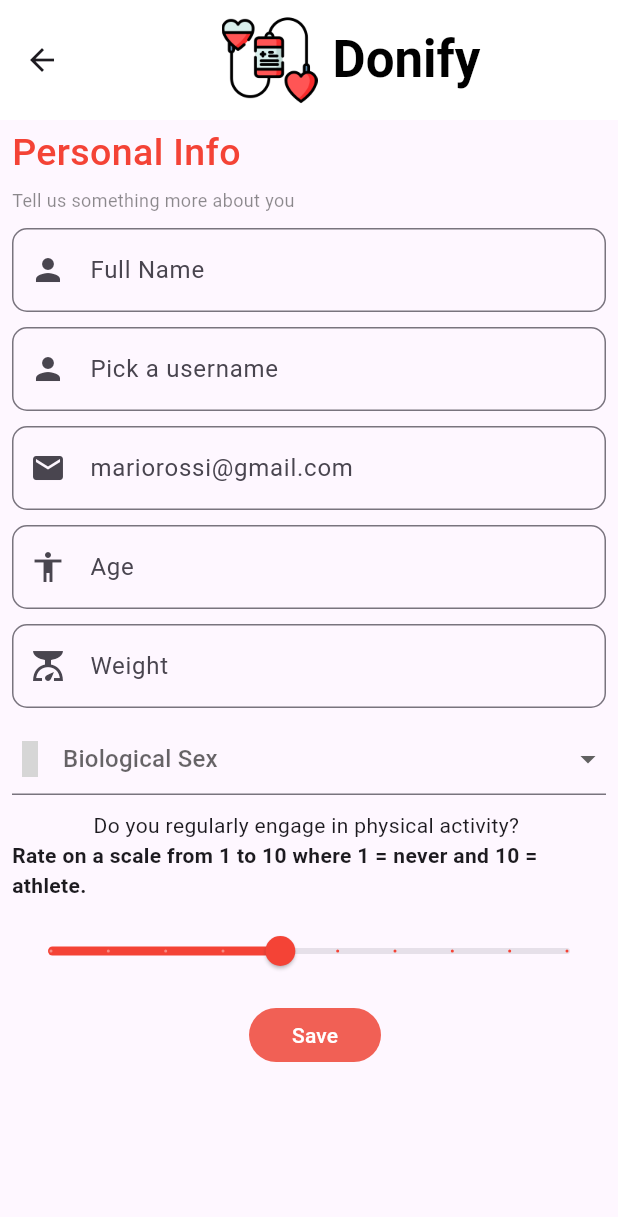
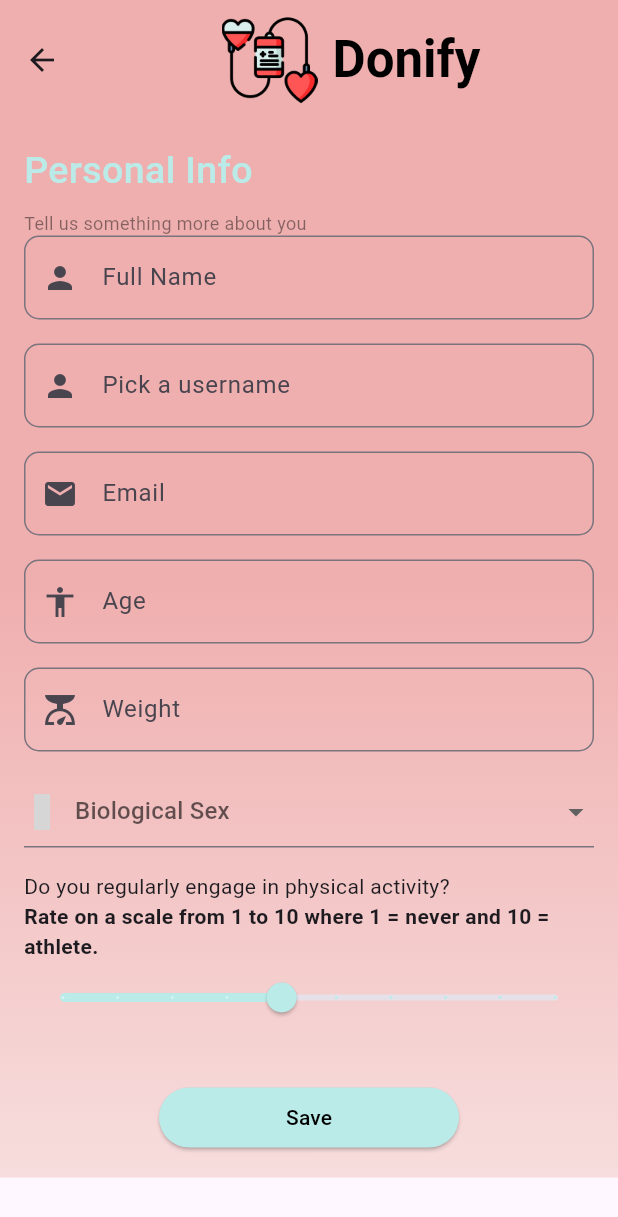
Before and after one commit to giadina10/project_app, a Flutter app: the PersonalInfoOnboarding screen opened by its route, on a phone screen of 412 x 824 dp. Shown: the top 1217 px of the screen. Run offline on Flutter 3.47's test engine with Material 3 defaults, Android fonts, the phone set to English and light mode, and no system bars; our stand-ins replace jwt_decoder, material_design_icons_flutter, shared_preferences, table_calendar; missing offline and left inert: graphic; accounts and stored records are empty; Roboto replaces fonts that are missing (CustomFont); project files that could hold a hidden picture were left out; grey boxes are pictures that could not be loaded.

Commit message:
new activity page+colori nuovi login e signup

```diff
--- a/APP/blood/lib/models/heartrate.dart
+++ b/APP/blood/lib/models/heartrate.dart
@@ -21,11 +21,5 @@ class HeartRate {
   String toString() {
     return 'HeartRate(time: $time, value: $value, confidence: $confidence)';
   }
-   static List<DateTime> extractTimes(List<HeartRate> heartRates) {
-    return heartRates.map((heartRate) => heartRate.time).toList();
-  }
 
-  static List<int> extractValues(List<HeartRate> heartRates) {
-    return heartRates.map((heartRate) => heartRate.value).toList();
 }
-}
--- a/APP/blood/lib/screens/SignUp_onboarding.dart
+++ b/APP/blood/lib/screens/SignUp_onboarding.dart
@@ -4,6 +4,21 @@ import 'package:flutter/material.dart';
 import 'package:material_design_icons_flutter/material_design_icons_flutter.dart';
 import 'package:provider/provider.dart';
 import 'package:shared_preferences/shared_preferences.dart';
+
+class CustomIcon extends StatelessWidget {
+  final IconData iconData;
+  final Color color;
+
+  const CustomIcon({required this.iconData, required this.color});
+
+  @override
+  Widget build(BuildContext context) {
+    return Icon(
+      iconData,
+      color: color,
+    );
+  }
+}
 
 class PersonalInfoOnboarding extends StatefulWidget {
   const PersonalInfoOnboarding({Key? key}) : super(key: key);
@@ -35,7 +50,7 @@ class _PersonalInfoState extends State<PersonalInfoOnboarding> {
   Widget build(BuildContext context) {
     return Scaffold(
       appBar: AppBar(
-          backgroundColor: Color(0xFFFFFFFF),
+        backgroundColor: Colors.transparent,
         elevation: 0,
         toolbarHeight: 80,
         title: Row(
@@ -58,10 +73,23 @@ class _PersonalInfoState extends State<PersonalInfoOnboarding> {
           ],
         ),
       ),
-        body: SafeArea(
+      extendBodyBehindAppBar: true,
+      body: Container(
+        decoration: BoxDecoration(
+          gradient: LinearGradient(
+            begin: Alignment.topCenter,
+            end: Alignment.bottomCenter,
+            colors: [
+              Color.fromARGB(255, 240, 175, 175), // Inizio gradiente dallo stesso colore
+              Color.fromARGB(255, 247, 221, 221), // Fino al bianco (o un altro colore se preferisci)
+            ],
+            stops: [0.5, 1.0], // Punto di inizio e fine del gradiente
+          ),
+        ),
+        child: SafeArea(
           child: SingleChildScrollView(
             child: Padding(
-          padding: const EdgeInsets.only(left: 8.0, top: 4),
+              padding: const EdgeInsets.all(16.0),
               child: Form(
                 key: _formKey,
                 child: Column(
@@ -72,11 +100,11 @@ class _PersonalInfoState extends State<PersonalInfoOnboarding> {
                       style: TextStyle(
                         fontWeight: FontWeight.w500,
                         fontSize: 25,
-                    color: Colors.red,
+                        color: Color.fromARGB(255, 186, 235, 232),
                       ),
                     ),
                     const SizedBox(
-                  height: 5,
+                      height: 8,
                     ),
                     const Text(
                       "Tell us something more about you",
@@ -85,10 +113,8 @@ class _PersonalInfoState extends State<PersonalInfoOnboarding> {
                         color: Colors.black45,
                       ),
                     ),
-                Padding(
-                  padding: const EdgeInsets.only(top: 10, right: 8.0),
-                  child: TextFormField(
-                    validator: (String? value) {
+                    TextFormField(
+                      validator: (value) {
                         if (value == null || value.isEmpty) {
                           return 'Full name is required';
                         }
@@ -98,23 +124,21 @@ class _PersonalInfoState extends State<PersonalInfoOnboarding> {
                       decoration: InputDecoration(
                         focusedBorder: OutlineInputBorder(
                           borderRadius: BorderRadius.circular(10.0),
-                        borderSide:
-                            const BorderSide(color: Colors.red, width: 2.0),
+                          borderSide: const BorderSide(
+                            color: Color.fromARGB(255, 186, 235, 232),
+                            width: 2.0,
+                          ),
                         ),
                         border: const OutlineInputBorder(
                           borderRadius: BorderRadius.all(Radius.circular(10.0)),
                         ),
-                      prefixIcon: const Icon(
-                        Icons.person,
-                      ),
+                        prefixIcon: const Icon(Icons.person),
                         hintText: 'Full Name',
                       ),
                     ),
-                ),
-                Padding(
-                  padding: const EdgeInsets.only(top: 10, right: 8.0),
-                  child: TextFormField(
-                    validator: (String? value) {
+                    const SizedBox(height: 16),
+                    TextFormField(
+                      validator: (value) {
                         if (value == null || value.isEmpty) {
                           return 'The username is required';
                         }
@@ -124,23 +148,21 @@ class _PersonalInfoState extends State<PersonalInfoOnboarding> {
                       decoration: InputDecoration(
                         focusedBorder: OutlineInputBorder(
                           borderRadius: BorderRadius.circular(10.0),
-                        borderSide:
-                            const BorderSide(color: Colors.red, width: 2.0),
+                          borderSide: const BorderSide(
+                            color: Color.fromARGB(255, 186, 235, 232),
+                            width: 2.0,
+                          ),
                         ),
                         border: const OutlineInputBorder(
-                          borderRadius:
-                              BorderRadius.all(Radius.circular(10.0))),
-                      prefixIcon: const Icon(
-                        Icons.person,
+                          borderRadius: BorderRadius.all(Radius.circular(10.0)),
                         ),
+                        prefixIcon: const Icon(Icons.person),
                         hintText: 'Pick a username',
                       ),
                     ),
-                ),
-                Padding(
-                  padding: const EdgeInsets.only(top: 10, right: 8.0),
-                  child: TextFormField(
-                    validator: (String? value) {
+                    const SizedBox(height: 16),
+                    TextFormField(
+                      validator: (value) {
                         if (value == null || value.isEmpty) {
                           return 'The email is required';
                         }
@@ -150,23 +172,21 @@ class _PersonalInfoState extends State<PersonalInfoOnboarding> {
                       decoration: InputDecoration(
                         focusedBorder: OutlineInputBorder(
                           borderRadius: BorderRadius.circular(10.0),
-                        borderSide:
-                            const BorderSide(color: Colors.red, width: 2.0),
+                          borderSide: const BorderSide(
+                            color: Color.fromARGB(255, 186, 235, 232),
+                            width: 2.0,
+                          ),
                         ),
                         border: const OutlineInputBorder(
-                          borderRadius:
-                              BorderRadius.all(Radius.circular(10.0))),
-                      prefixIcon: const Icon(
-                        Icons.email,
+                          borderRadius: BorderRadius.all(Radius.circular(10.0)),
                         ),
-                      hintText: 'mariorossi@gmail.com',
+                        prefixIcon: const Icon(Icons.email),
+                        hintText: 'Email',
                       ),
                     ),
-                ),
-                Padding(
-                  padding: const EdgeInsets.only(top: 10, right: 8.0),
-                  child: TextFormField(
-                    validator: (String? value) {
+                    const SizedBox(height: 16),
+                    TextFormField(
+                      validator: (value) {
                         if (value == null || value.isEmpty) {
                           return 'Age is required';
                         }
@@ -181,23 +201,21 @@ class _PersonalInfoState extends State<PersonalInfoOnboarding> {
                       decoration: InputDecoration(
                         focusedBorder: OutlineInputBorder(
                           borderRadius: BorderRadius.circular(10.0),
-                        borderSide:
-                            const BorderSide(color: Colors.red, width: 2.0),
+                          borderSide: const BorderSide(
+                            color: Color.fromARGB(255, 186, 235, 232),
+                            width: 2.0,
+                          ),
                         ),
                         border: const OutlineInputBorder(
-                          borderRadius:
-                              BorderRadius.all(Radius.circular(10.0))),
-                      prefixIcon: const Icon(
-                        Icons.accessibility,
+                          borderRadius: BorderRadius.all(Radius.circular(10.0)),
                         ),
+                        prefixIcon: const Icon(Icons.accessibility),
                         hintText: 'Age',
                       ),
                     ),
-                ),
-                Padding(
-                  padding: const EdgeInsets.only(top: 10, right: 8.0),
-                  child: TextFormField(
-                    validator: (String? value) {
+                    const SizedBox(height: 16),
+                    TextFormField(
+                      validator: (value) {
                         if (value == null || value.isEmpty) {
                           return 'Weight is required';
                         }
@@ -208,26 +226,24 @@ class _PersonalInfoState extends State<PersonalInfoOnboarding> {
                         return null;
                       },
                       controller: weightController,
+                      keyboardType: TextInputType.number,
                       decoration: InputDecoration(
                         focusedBorder: OutlineInputBorder(
                           borderRadius: BorderRadius.circular(10.0),
-                        borderSide:
-                            const BorderSide(color: Colors.red, width: 2.0),
+                          borderSide: const BorderSide(
+                            color: Color.fromARGB(255, 186, 235, 232),
+                            width: 2.0,
+                          ),
                         ),
                         border: const OutlineInputBorder(
-                          borderRadius:
-                              BorderRadius.all(Radius.circular(10.0))),
-                      prefixIcon: const Icon(
-                        Icons.scale,
+                          borderRadius: BorderRadius.all(Radius.circular(10.0)),
                         ),
+                        prefixIcon: const Icon(Icons.scale),
                         hintText: 'Weight',
                       ),
-                    keyboardType: TextInputType.number,
                     ),
-                ),
-                Padding(
-                  padding: const EdgeInsets.only(top: 10, right: 8.0),
-                  child: DropdownButtonFormField(
+                    const SizedBox(height: 16),
+                    DropdownButtonFormField<int>(
                       value: bs,
                       validator: (value) {
                         if (value == null) {
@@ -238,17 +254,22 @@ class _PersonalInfoState extends State<PersonalInfoOnboarding> {
                       decoration: InputDecoration(
                         focusedBorder: OutlineInputBorder(
                           borderRadius: BorderRadius.circular(10),
-                        borderSide:
-                            const BorderSide(color: Colors.red, width: 2.0),
+                          borderSide: const BorderSide(
+                            color: Color.fromARGB(255, 186, 235, 232),
+                            width: 2.0,
                           ),
                         ),
-                    hint: Row(children: [
-                      Icon(MdiIcons.genderMaleFemale),
-                      SizedBox(
-                        width: 10,
                       ),
-                      Text("Biological Sex")
-                    ]),
+                      hint: Row(
+                        children: [
+                          CustomIcon(
+                            iconData: MdiIcons.genderMaleFemale,
+                            color: Color.fromARGB(255, 46, 54, 54),
+                          ),
+                          const SizedBox(width: 10),
+                          Text("Biological Sex"),
+                        ],
+                      ),
                       items: [
                         DropdownMenuItem(
                           child: Text("Male"),
@@ -257,29 +278,26 @@ class _PersonalInfoState extends State<PersonalInfoOnboarding> {
                         DropdownMenuItem(
                           child: Text("Female"),
                           value: 1,
-                      )
+                        ),
                       ],
                       onChanged: (value) {
                         setState(() {
-                        bs = value ?? bs;
+                          bs = value;
                         });
                       },
                     ),
+                    const SizedBox(height: 16),
+                    Column(
+                      crossAxisAlignment: CrossAxisAlignment.start,
+                      children: [
+                        Text(
+                          'Do you regularly engage in physical activity? ',
                         ),
-                Padding(
-                  padding: const EdgeInsets.only(top: 10, right: 8.0),
-                  child: Column(
-                    children: [
-                      Text('Do you regularly engage in physical activity? '),
                         Text(
                           'Rate on a scale from 1 to 10 where 1 = never and 10 = athlete.',
-                          style: TextStyle(fontWeight: FontWeight.bold)),
-                    ],
+                          style: TextStyle(fontWeight: FontWeight.bold),
                         ),
-                ),
-                Padding(
-                  padding: const EdgeInsets.only(top: 10, right: 8.0),
-                  child: Slider(
+                        Slider(
                           value: activityLevel,
                           min: 1,
                           max: 10,
@@ -290,12 +308,13 @@ class _PersonalInfoState extends State<PersonalInfoOnboarding> {
                               activityLevel = value;
                             });
                           },
-                    activeColor: Colors.red,
+                          activeColor: Color.fromARGB(255, 186, 235, 232),
                         ),
+                      ],
                     ),
                     if (bs == 1) // Show only if "Female" is selected
                       Padding(
-                    padding: const EdgeInsets.only(top: 10, right: 8.0),
+                        padding: const EdgeInsets.only(top: 16),
                         child: CheckboxListTile(
                           title: Text("Think you might be pregnant?"),
                           value: isPregnant ?? false,
@@ -314,14 +333,19 @@ class _PersonalInfoState extends State<PersonalInfoOnboarding> {
                                     ),
                                     content: Text(
                                       "Your generosity in considering blood donation is appreciated. However, due to your current condition, we advise waiting until after the birth to donate.",
-                                    style:
-                                        TextStyle(fontWeight: FontWeight.w500)),
+                                      style: TextStyle(fontWeight: FontWeight.w500),
+                                    ),
                                     actions: [
                                       TextButton(
                                         onPressed: () {
                                           Navigator.of(context).pop();
                                         },
-                                    child: Text("OK"),
+                                        child: Text(
+                                          "OK",
+                                          style: TextStyle(
+                                            color: Color.fromARGB(255, 247, 143, 139),
+                                          ),
+                                        ),
                                       ),
                                     ],
                                   );
@@ -329,13 +353,15 @@ class _PersonalInfoState extends State<PersonalInfoOnboarding> {
                               );
                             }
                           },
-                      activeColor: Colors.red,
+                          activeColor: Color.fromARGB(255, 186, 235, 232),
                         ),
                       ),
                     Center(
                       child: Padding(
-                    padding: const EdgeInsets.all(8.0),
-                    child: MaterialButton(
+                        padding: const EdgeInsets.only(top: 32),
+                        child: SizedBox(
+                          width: 200,
+                          child: ElevatedButton(
                             onPressed: () async {
                               if (_formKey.currentState!.validate()) {
                                 final sp = await SharedPreferences.getInstance();
@@ -361,23 +387,21 @@ class _PersonalInfoState extends State<PersonalInfoOnboarding> {
                                   'activityLevel': activityLevel,
                                 });
                                 Navigator.of(context).pushAndRemoveUntil(
-                            MaterialPageRoute(
-                                builder: (context) => const HomePage()),
+                                  MaterialPageRoute(builder: (context) => const HomePage()),
                                   (route) => false,
                                 );
-                        } //_toHomePage
-
-                        ;
+                              }
                             },
-
-                      color: const Color.fromARGB(255, 241, 96, 85),
+                            style: ElevatedButton.styleFrom(
+                              backgroundColor: Color.fromARGB(255, 186, 235, 232),
                               shape: RoundedRectangleBorder(
                                 borderRadius: BorderRadius.circular(50),
                               ),
-                      elevation: 0, // Rimuove l'ombra
+                            ),
                             child: Text(
                               'Save',
-                        style: TextStyle(color: Colors.white),
+                              style: TextStyle(color: Colors.black),
+                            ),
                           ),
                         ),
                       ),
@@ -385,6 +409,10 @@ class _PersonalInfoState extends State<PersonalInfoOnboarding> {
                   ],
                 ),
               ),
-        ))));
+            ),
+          ),
+        ),
+      ),
+    );
   }
 }
--- a/APP/blood/lib/screens/Splash.dart
+++ b/APP/blood/lib/screens/Splash.dart
@@ -1,7 +1,5 @@
 //import 'package:animated_splash_screen/animated_splash_screen.dart';
 import 'package:blood/screens/HomePage.dart';
-import 'package:blood/screens/SignUp.dart';
-import 'package:blood/screens/login3.dart';
 import 'package:blood/services/impact2.dart';
 import 'package:flutter/material.dart';
 import 'package:blood/screens/WelcomePage.dart';
--- a/APP/blood/lib/screens/StatisticPage.dart
+++ b/APP/blood/lib/screens/StatisticPage.dart
@@ -1,6 +1,5 @@
 import 'package:flutter/material.dart';
 import 'package:intl/intl.dart'; // Importa intl per utilizzare DateFormat
-import 'package:provider/provider.dart';
 import 'package:blood/provider/HomeProvider.dart';
 import 'package:blood/models/steps.dart';
 import 'package:blood/models/calories.dart';
--- a/APP/blood/lib/screens/WelcomePage.dart
+++ b/APP/blood/lib/screens/WelcomePage.dart
@@ -1,8 +1,5 @@
 import 'package:flutter/material.dart';
 import 'package:blood/screens/items.dart';
-import 'package:blood/screens/login3.dart';
-
-
 
 class WelcomeScreen extends StatefulWidget {
  @override   _WelcomeScreenState createState() => _WelcomeScreenState();
```
Also changed, not shown: APP/blood/lib/main.dart (+4 -4 lines), APP/blood/lib/models/calories.dart (+0 -7 lines), APP/blood/lib/models/steps.dart (+0 -8 lines), APP/blood/lib/screens/HomePage.dart (+3 -15 lines), APP/blood/lib/screens/SignUp.dart (+45 -28 lines), APP/blood/lib/screens/TermsofUsePage.dart (+10 -23 lines), APP/blood/lib/screens/activity_levelpage.dart (added, +130 -0 lines), APP/blood/lib/screens/login.dart (renamed from APP/blood/lib/screens/login3.dart, +46 -49 lines), APP/blood/lib/screens/profilePage.dart (+13 -2 lines). Lines whose indentation alone changed are shown as unchanged.
